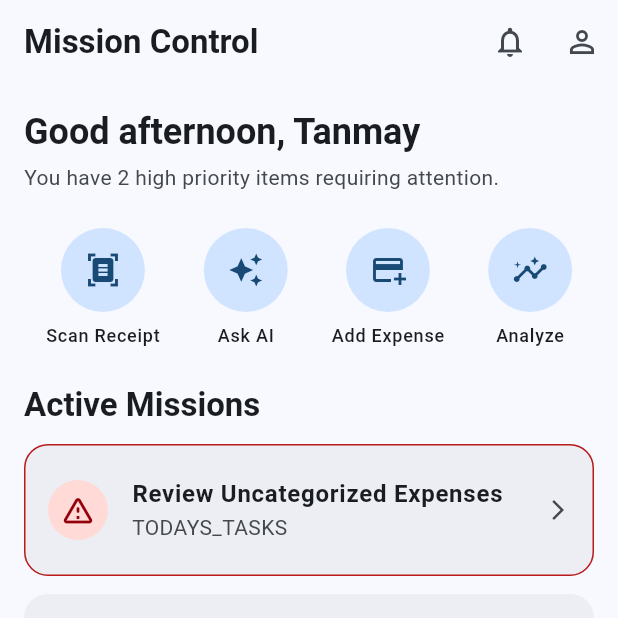
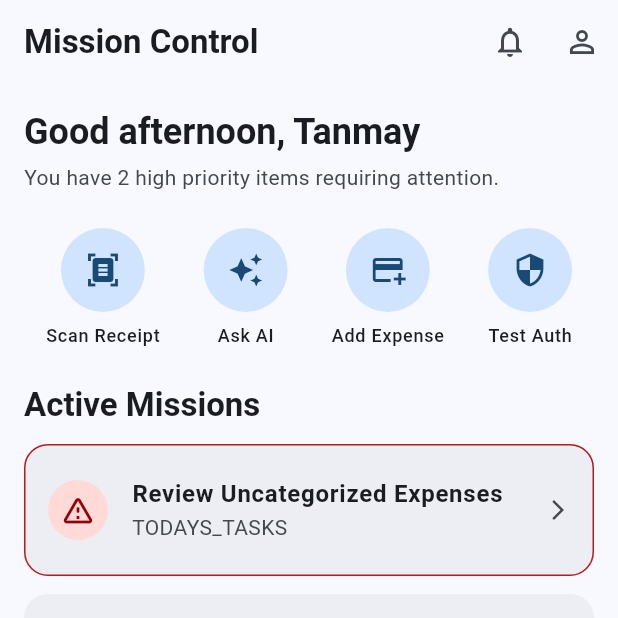
Before and after one commit to Tanmay07/expense-tracker, a Flutter app: the screen it shows after launch, after a tap on "Add Expense", on a phone screen of 412 x 824 dp, the top half of it. Run offline on Flutter 3.47's test engine with Material 3 defaults, Android fonts, the light colour scheme and no system bars; our stand-ins replace dio, drift, firebase_messaging, flutter_local_notifications, flutter_riverpod, flutter_secure_storage and 7 more; missing offline and left inert: opentelemetry; accounts and stored records are empty; generated files the repository leaves out were written again.

Commit message:
feat(client-ext): implement Phase 11E.2 Sprint 5 (Mobile App Integration)

```diff
--- a/apps/mobile-mxp/lib/features/home/presentation/home_screen.dart
+++ b/apps/mobile-mxp/lib/features/home/presentation/home_screen.dart
@@ -2,6 +2,7 @@ import 'package:flutter/material.dart';
 import 'package:flutter_riverpod/flutter_riverpod.dart';
 import 'package:go_router/go_router.dart';
 import '../../../services/api/bff_client.dart';
+import 'package:client_extension_framework/client_extension_framework.dart';
 
 class HomeScreen extends ConsumerWidget {
   const HomeScreen({super.key});
@@ -26,7 +27,7 @@ class HomeScreen extends ConsumerWidget {
           children: [
             _buildContextGreeting(theme),
             const SizedBox(height: 24),
-            _buildQuickActions(context, theme),
+            _buildQuickActions(context, ref, theme),
             const SizedBox(height: 24),
             Text('Active Missions', style: theme.textTheme.titleLarge?.copyWith(fontWeight: FontWeight.bold)),
             const SizedBox(height: 12),
@@ -54,7 +55,7 @@ class HomeScreen extends ConsumerWidget {
     );
   }
 
-  Widget _buildQuickActions(BuildContext context, ThemeData theme) {
+  Widget _buildQuickActions(BuildContext context, WidgetRef ref, ThemeData theme) {
     return Row(
       mainAxisAlignment: MainAxisAlignment.spaceAround,
       children: [
@@ -65,7 +66,28 @@ class HomeScreen extends ConsumerWidget {
           GoRouter.of(context).go('/ai');
         }),
         _buildActionBtn(Icons.add_card, 'Add Expense', theme, onTap: () {}),
-        _buildActionBtn(Icons.insights, 'Analyze', theme, onTap: () {}),
+        _buildActionBtn(Icons.security, 'Test Auth', theme, onTap: () async {
+          try {
+            final framework = ref.read(extensionFrameworkProvider);
+
+            // To test, we need a Caller. We will pretend we are the host.
+            // But invokeCapability requires a BaseExtension caller right now.
+            // Let's just check if we can get the health report.
+            final health = await framework.getHealthReport();
+
+            if (context.mounted) {
+              ScaffoldMessenger.of(context).showSnackBar(
+                SnackBar(content: Text('Mock Auth Health: ${health['com.financeos.mockauth']}')),
+              );
+            }
+          } catch (e) {
+            if (context.mounted) {
+              ScaffoldMessenger.of(context).showSnackBar(
+                SnackBar(content: Text('Error: $e')),
+              );
+            }
+          }
+        }),
       ],
     );
   }
--- a/apps/mobile-mxp/lib/main.dart
+++ b/apps/mobile-mxp/lib/main.dart
@@ -2,8 +2,28 @@ import 'package:flutter/material.dart';
 import 'package:flutter_riverpod/flutter_riverpod.dart';
 import 'core/router/app_router.dart';
 
-void main() {
-  runApp(const ProviderScope(child: MobileMXPApp()));
+import 'package:client_extension_framework/client_extension_framework.dart';
+import 'extensions/mock_auth_extension.dart';
+
+void main() async {
+  WidgetsFlutterBinding.ensureInitialized();
+
+  // Create a global Riverpod container
+  final container = ProviderContainer();
+
+  // Fetch the Extension Framework
+  final framework = container.read(extensionFrameworkProvider);
+
+  // Register plugins statically
+  framework.registerExtension(MockAuthExtension());
+
+  // Boot the framework (Topological sorting, sandbox initialization)
+  await framework.boot();
+
+  runApp(UncontrolledProviderScope(
+    container: container,
+    child: const MobileMXPApp(),
+  ));
 }
 
 class MobileMXPApp extends ConsumerWidget {
--- a/apps/mobile-mxp/pubspec.yaml
+++ b/apps/mobile-mxp/pubspec.yaml
@@ -49,6 +49,9 @@ dependencies:
   permission_handler: ^12.0.3
   camera: ^0.12.0+1
   image_picker: ^1.2.3
+
+  client_extension_framework:
+    path: ../../packages/client_extension_framework
 
 dev_dependencies:
   flutter_test:
```
Also changed, not shown: apps/mobile-mxp/lib/extensions/mock_auth_extension.dart (added, +88 -0 lines), apps/mobile-mxp/pubspec.lock, 1 other file.
